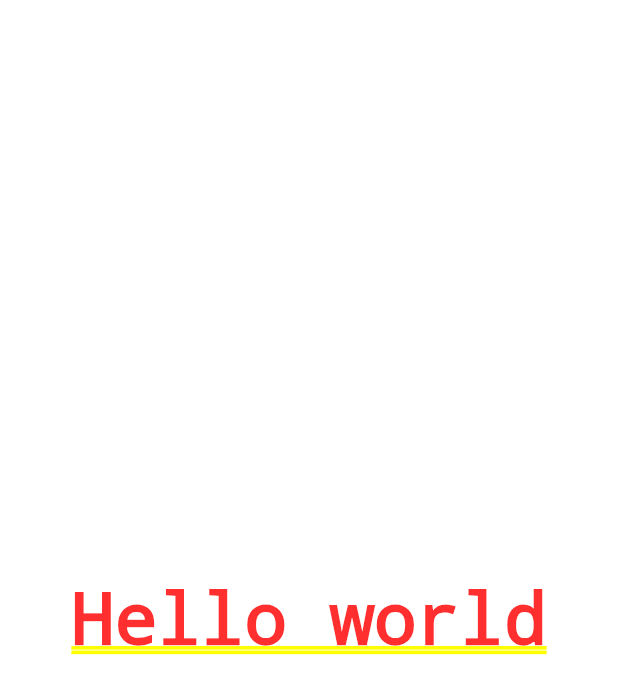
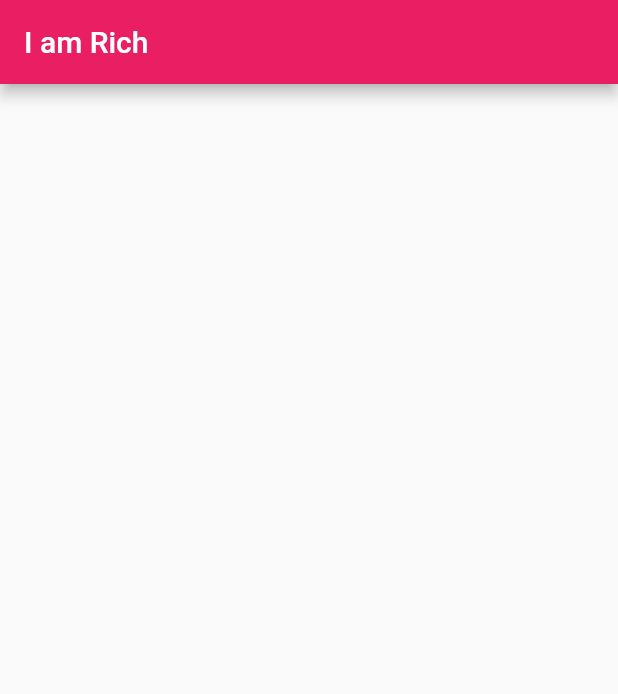
Before and after one commit to vikas1412/flutter_test1, a Flutter app: the screen it shows after launch, on a phone screen of 412 x 824 dp. Shown: the top 694 px of the screen. Run offline on Flutter 3.47's test engine with Material 2 defaults, Android fonts, the phone set to English and light mode, and no system bars.

Commit message:
Add Scaffold, AppBar

```diff
--- a/lib/main.dart
+++ b/lib/main.dart
@@ -6,8 +6,11 @@ class MyApp extends StatelessWidget {
   @override
   Widget build(BuildContext context) {
     return MaterialApp(
-      home: Center(
-        child: Text("Hello world"),
+      home: Scaffold(
+        appBar: AppBar(
+          title: Text("I am Rich"),
+          backgroundColor: Colors.pink,
+        ),
       ),
     );
   }
```
